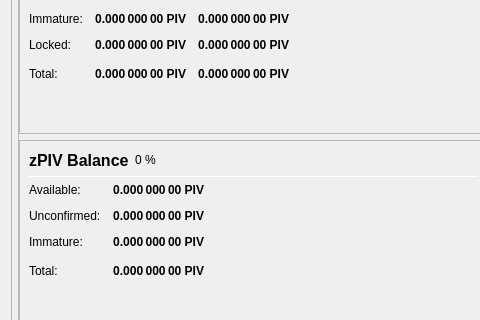
Old version of the form src/qt/forms/overviewpage.ui in the repository binarysculptor/wallet; both pictures show x 0 to 480 and y 438 to 758 of the 978 by 841 pixel window.
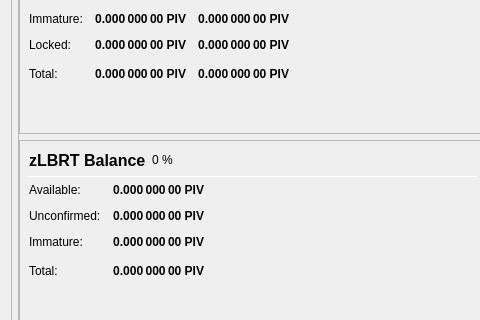
New version of the form.

Commit message: #2 Rename zPIV => zLBRT

The edit to the form file:
```diff
--- a/src/qt/forms/overviewpage.ui
+++ b/src/qt/forms/overviewpage.ui
@@ -852,7 +852,7 @@
                           </font>
                          </property>
                          <property name="text">
-                          <string>zPIV Balance</string>
+                          <string>zLBRT Balance</string>
                          </property>
                         </widget>
                        </item>
```
Left out of the diff: 14 changed lines with no effect on the pictures. The commit also changes 43 other files.
